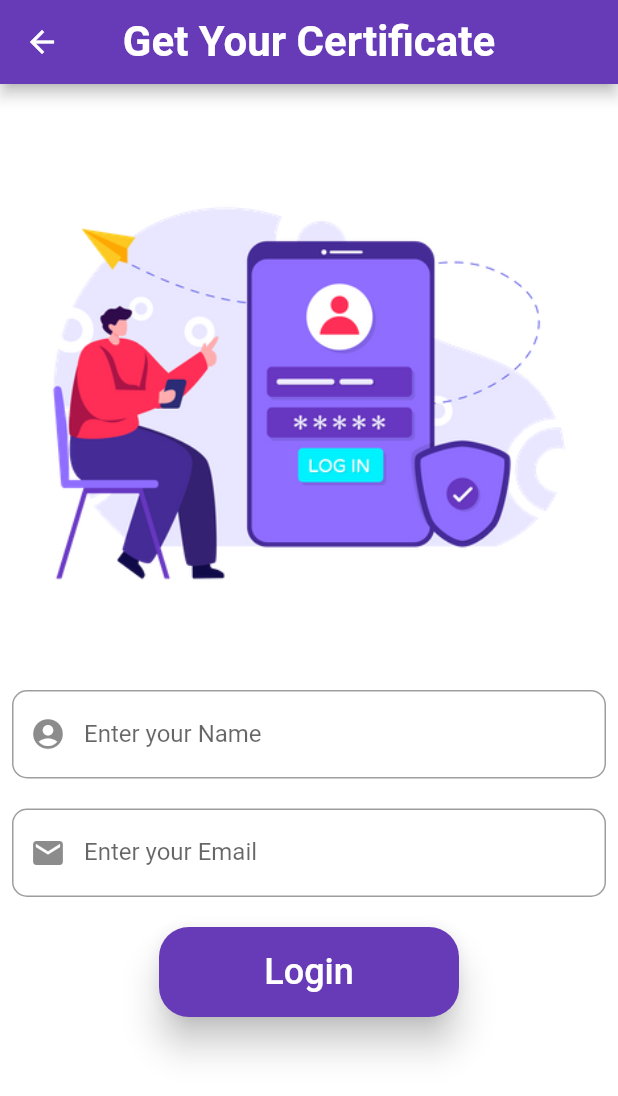
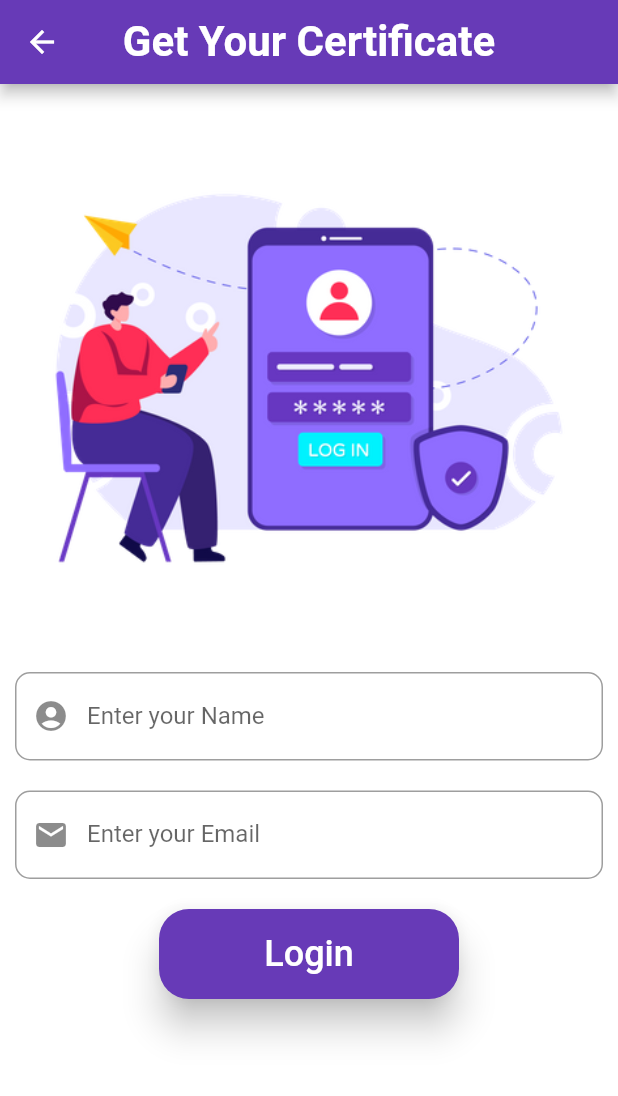
Before and after one commit to rajput-hemant/flutter-live-coding-challenge, a Flutter app: the screen it shows after launch, after a tap on "Get Started", on a phone screen of 412 x 824 dp. Shown: the top 1096 px of the screen. Run offline on Flutter 3.47's test engine with Material 2 defaults, Android fonts, the phone set to English and light mode, and no system bars.

Commit message:
replaced Padding w/ SingleChildScrollView to avoid pixel overflow
Signed-off-by: rajput-hemant <hemant.rajput_cs20@gla.ac.in>

```diff
--- a/lib/screens/login_screen.dart
+++ b/lib/screens/login_screen.dart
@@ -29,8 +29,8 @@ class _LoginScreenState extends State<LoginScreen> {
         centerTitle: true,
       ),
       backgroundColor: Colors.white,
-      body: Padding(
-        padding: const EdgeInsets.all(8.0),
+      body: SingleChildScrollView(
+        padding: const EdgeInsets.symmetric(horizontal: 10),
         child: Column(
           children: [
             // Text(
```
